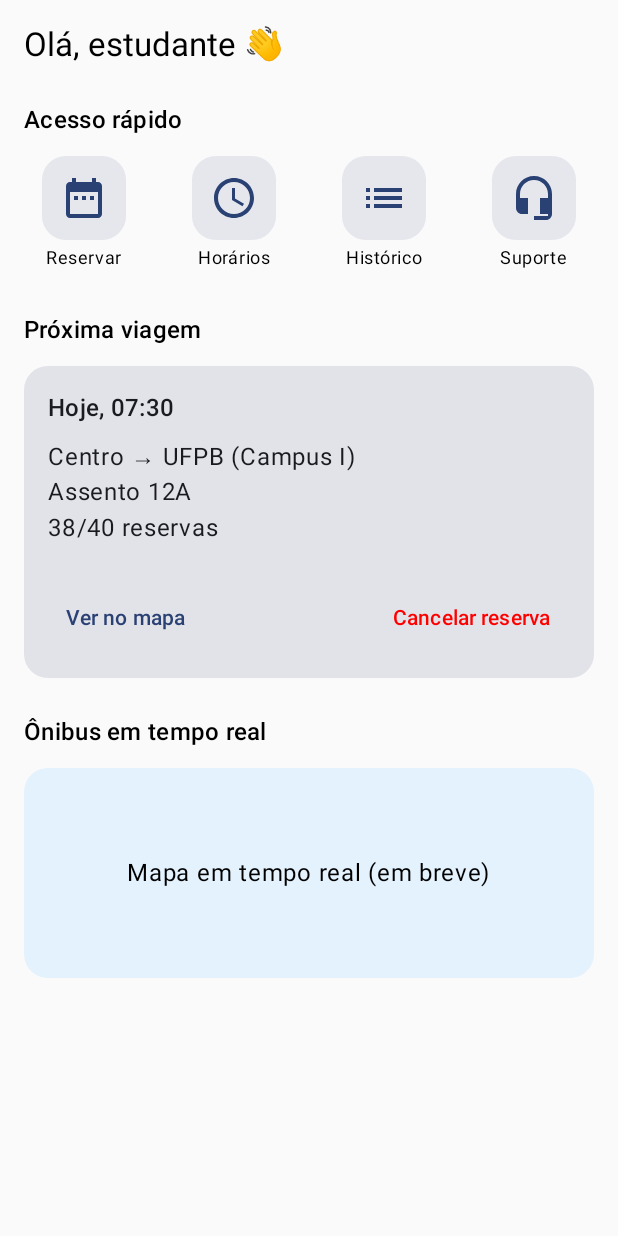
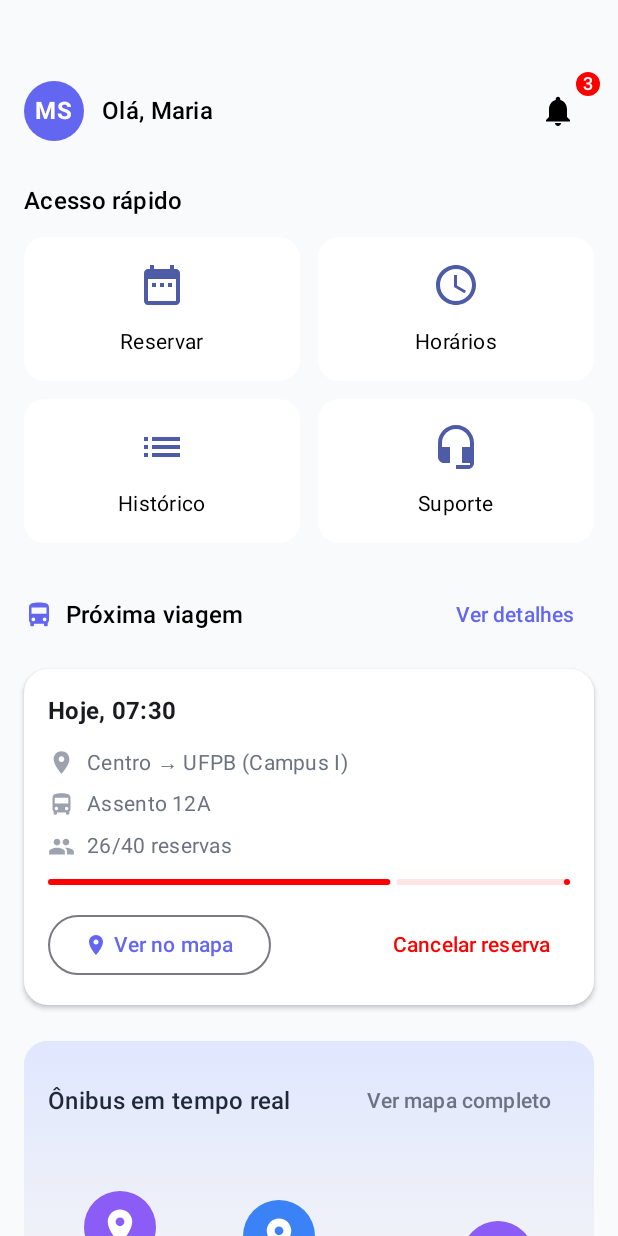
Before and after one commit to joanaeliseal/unipass-student-app, an Android app built with Jetpack Compose: the HomeScreen screen opened through its navigation route, on a phone screen of 412 x 824 dp. Run offline under Robolectric (Android 15) with nearby library versions, the phone set to English and light mode, and no system bars.

```diff
--- a/app/src/main/java/br/edu/ifpb/unipass/ui/screens/home/HomeScreen.kt
+++ b/app/src/main/java/br/edu/ifpb/unipass/ui/screens/home/HomeScreen.kt
@@ -1,179 +1,115 @@
 package br.edu.ifpb.unipass.ui.screens.home
 
 import androidx.compose.foundation.background
-import androidx.compose.foundation.clickable
 import androidx.compose.foundation.layout.*
-import androidx.compose.foundation.shape.RoundedCornerShape
-import androidx.compose.material3.*
+import androidx.compose.foundation.rememberScrollState
+import androidx.compose.foundation.verticalScroll
+import androidx.compose.material.icons.Icons
+import androidx.compose.material.icons.automirrored.filled.List
+import androidx.compose.material.icons.filled.AccessTime
+import androidx.compose.material.icons.filled.DateRange
+import androidx.compose.material.icons.filled.HeadsetMic
 import androidx.compose.runtime.Composable
-import androidx.compose.ui.Alignment
 import androidx.compose.ui.Modifier
 import androidx.compose.ui.graphics.Color
 import androidx.compose.ui.unit.dp
 import androidx.navigation.NavController
+import br.edu.ifpb.unipass.models.QuickAccessOption
+import br.edu.ifpb.unipass.models.Trip
+import br.edu.ifpb.unipass.models.User
 import br.edu.ifpb.unipass.navigation.Routes
-import androidx.compose.ui.graphics.vector.ImageVector
-
-import androidx.compose.material.icons.Icons
-import androidx.compose.material.icons.automirrored.filled.List
-import androidx.compose.material.icons.filled.DateRange
-import androidx.compose.material.icons.filled.AccessTime
-import androidx.compose.material.icons.filled.HeadsetMic
-
+import br.edu.ifpb.unipass.ui.components.NextTripCard
+import br.edu.ifpb.unipass.ui.components.QuickAccessGrid
+import br.edu.ifpb.unipass.ui.components.RealTimeMapSection
+import br.edu.ifpb.unipass.ui.components.UserProfileHeader
 
 @Composable
-fun HomeScreen(navController: NavController) { // desenha a interface da Home; recebe um navController para navegação
-
-    Column(
-        modifier = Modifier
-            .fillMaxSize()
-            .padding(16.dp)
-    ) {
-
-        // TOPO
-        Text(
-            text = "Olá, estudante 👋",
-            style = MaterialTheme.typography.titleLarge
+fun HomeScreen(navController: NavController) {
+    val currentUser = User(
+        name = "Maria",
+        initials = "MS",
+        notificationCount = 3
     )
 
-        Spacer(modifier = Modifier.height(24.dp))
-
-        // ACESSO RÁPIDO
-        Text(
-            text = "Acesso rápido",
-            style = MaterialTheme.typography.titleMedium
+    val nextTrip = Trip(
+        time = "07:30",
+        origin = "Centro",
+        destination = "UFPB (Campus I)",
+        seatNumber = "12A",
+        reservedSeats = 26,
+        totalSeats = 40
     )
 
-        Spacer(modifier = Modifier.height(12.dp))
-
-        Row(
-            modifier = Modifier.fillMaxWidth(),
-            horizontalArrangement = Arrangement.SpaceBetween
-        ) {
-            QuickAccessItem(
+    val quickAccessOptions = listOf(
+        QuickAccessOption(
             icon = Icons.Filled.DateRange,
             label = "Reservar",
             onClick = { navController.navigate(Routes.RESERVA) }
-            )
-            QuickAccessItem(
+        ),
+        QuickAccessOption(
             icon = Icons.Filled.AccessTime,
             label = "Horários",
             onClick = { }
-            )
-            QuickAccessItem(
+        ),
+        QuickAccessOption(
             icon = Icons.AutoMirrored.Filled.List,
             label = "Histórico",
             onClick = { }
-            )
-            QuickAccessItem(
+        ),
+        QuickAccessOption(
             icon = Icons.Filled.HeadsetMic,
             label = "Suporte",
             onClick = { }
         )
-        }
-
-        Spacer(modifier = Modifier.height(24.dp))
-
-        // PRÓXIMA VIAGEM
-        Text(
-            text = "Próxima viagem",
-            style = MaterialTheme.typography.titleMedium
     )
 
-        Spacer(modifier = Modifier.height(12.dp))
-
-        Card(
-            shape = RoundedCornerShape(16.dp),
-            modifier = Modifier.fillMaxWidth()
-        ) {
-            Column(modifier = Modifier.padding(16.dp)) {
-
-                Text(text = "Hoje, 07:30", style = MaterialTheme.typography.titleMedium)
-
-                Spacer(modifier = Modifier.height(8.dp))
-
-                Text(text = "Centro → UFPB (Campus I)")
-                Text(text = "Assento 12A")
-                Text(text = "38/40 reservas")
-
-                Spacer(modifier = Modifier.height(12.dp))
-
-                //LinearProgressIndicator(progress = 0.95f)
-
-                Spacer(modifier = Modifier.height(12.dp))
-
-                Row(
-                    modifier = Modifier.fillMaxWidth(),
-                    horizontalArrangement = Arrangement.SpaceBetween
-                ) {
-                    TextButton(onClick = { }) {
-                        Text("Ver no mapa")
-                    }
-                    TextButton(onClick = { }) {
-                        Text(
-                            text = "Cancelar reserva",
-                            color = Color.Red
+    HomeContent(
+        user = currentUser,
+        trip = nextTrip,
+        quickAccessOptions = quickAccessOptions,
+        onNotificationClick = { },
+        onViewTripDetails = { },
+        onViewMap = { },
+        onCancelReservation = { },
+        onViewFullMap = { }
     )
-                    }
-                }
-            }
-        }
-
-        Spacer(modifier = Modifier.height(24.dp))
-
-        // ÔNIBUS EM TEMPO REAL (placeholder)
-        Text(
-            text = "Ônibus em tempo real",
-            style = MaterialTheme.typography.titleMedium
-        )
-
-        Spacer(modifier = Modifier.height(12.dp))
-
-        Box(
-            modifier = Modifier
-                .fillMaxWidth()
-                .height(140.dp)
-                .background(
-                    color = Color(0xFFE3F2FD),
-                    shape = RoundedCornerShape(16.dp)
-                ),
-            contentAlignment = Alignment.Center
-        ) {
-            Text("Mapa em tempo real (em breve)")
-        }
-    }
 }
 
 @Composable
-fun QuickAccessItem(
-    icon: ImageVector,
-    label: String,
-    onClick: () -> Unit
+private fun HomeContent(
+    user: User,
+    trip: Trip?,
+    quickAccessOptions: List<QuickAccessOption>,
+    onNotificationClick: () -> Unit,
+    onViewTripDetails: () -> Unit,
+    onViewMap: () -> Unit,
+    onCancelReservation: () -> Unit,
+    onViewFullMap: () -> Unit
 ) {
     Column(
-        horizontalAlignment = Alignment.CenterHorizontally,
         modifier = Modifier
-            .size(80.dp)
-            .clickable { onClick() }
+            .fillMaxSize()
+            .background(Color(0xFFF9FAFB))
+            .verticalScroll(rememberScrollState())
+            .padding(16.dp),
+        verticalArrangement = Arrangement.spacedBy(24.dp)
     ) {
-        Surface(
-            shape = RoundedCornerShape(16.dp),
-            color = MaterialTheme.colorScheme.primary.copy(alpha = 0.1f),
-            modifier = Modifier.size(56.dp)
-        ) {
-            Icon(
-                imageVector = icon,
-                contentDescription = label,
-                tint = MaterialTheme.colorScheme.primary,
-                modifier = Modifier.padding(12.dp)
+        Spacer(modifier = Modifier.height(10.dp))
+
+        UserProfileHeader(
+            user = user,
+            onNotificationClick = onNotificationClick
         )
-        }
 
-        Spacer(modifier = Modifier.height(4.dp))
+        QuickAccessGrid(options = quickAccessOptions)
 
-        Text(
-            text = label,
-            style = MaterialTheme.typography.bodySmall
+        NextTripCard(
+            trip = trip,
+            onViewMap = onViewMap,
+            onCancelReservation = onCancelReservation,
+            onViewDetails = onViewTripDetails
         )
+
+        RealTimeMapSection(onViewFullMap = onViewFullMap)
     }
 }
```
Lines whose indentation alone changed are shown as unchanged.
